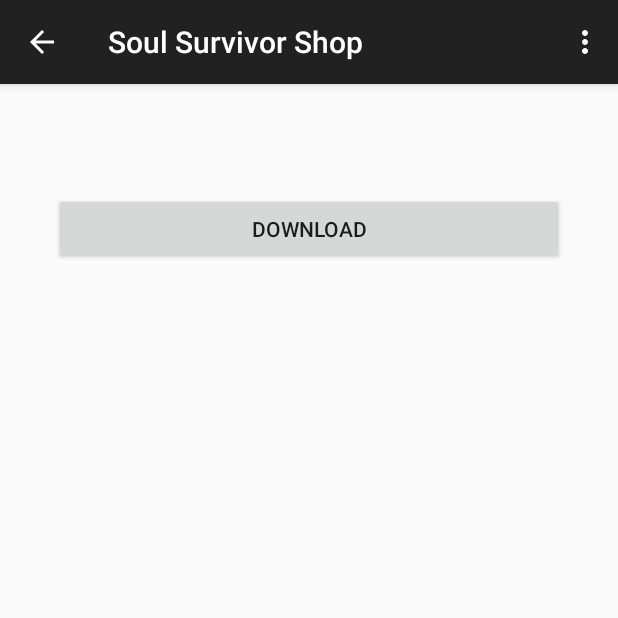
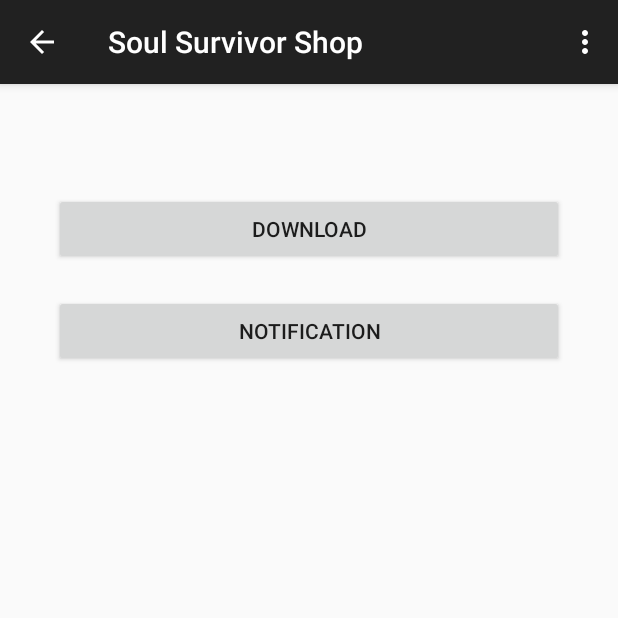
Before and after one commit to yanniboi/ss_shop, an Android app: the TalkActivity screen opened directly, with no data from a screen before it, on a phone screen of 412 x 824 dp, the top half of it. Run offline under Robolectric (Android 15) with nearby library versions, the phone set to English and light mode, and no system bars.

Commit message:
Player resume fixed and notification resume.

```diff
--- a/app/build.gradle
+++ b/app/build.gradle
@@ -5,7 +5,7 @@
     buildToolsVersion "19.0.3"
 
     defaultConfig {
-        minSdkVersion 11
+        minSdkVersion 16
         targetSdkVersion 19
         versionCode 1
         versionName "1.0"
--- a/app/src/main/AndroidManifest.xml
+++ b/app/src/main/AndroidManifest.xml
@@ -18,6 +18,7 @@
         </activity>
         <activity
             android:name="com.yanniboi.soulsurvivorshop.app.TalkActivity"
+            android:launchMode="singleTop"
             android:screenOrientation="portrait"
             android:parentActivityName="com.yanniboi.soulsurvivorshop.app.MainActivity" >
         android:label="@string/app_name" >
@@ -34,6 +35,7 @@
         </activity>
         <activity
             android:name="com.yanniboi.soulsurvivorshop.app.TalkPlayerActivity"
+            android:launchMode="singleTask"
             android:screenOrientation="portrait"
             android:label="@string/title_activity_talk_player"
             android:parentActivityName="com.yanniboi.soulsurvivorshop.app.TalkActivity" >
--- a/app/src/main/res/layout/activity_talk.xml
+++ b/app/src/main/res/layout/activity_talk.xml
@@ -43,7 +43,18 @@
         android:layout_marginTop="10dp"
         android:layout_marginLeft="20dp"
         android:layout_marginRight="20dp"
+        android:layout_marginBottom="10dp" />
+
+    <Button
+        android:onClick="sendNotification"
+        android:id="@+id/notification"
+        android:text="Notification"
+        android:layout_below="@+id/download_talk"
+        android:layout_width="fill_parent"
+        android:layout_height="wrap_content"
+        android:layout_marginTop="10dp"
+        android:layout_marginLeft="20dp"
+        android:layout_marginRight="20dp"
         android:layout_marginBottom="20dp" />
 
-
 </RelativeLayout>
--- a/app/src/main/res/layout/activity_talk_player.xml
+++ b/app/src/main/res/layout/activity_talk_player.xml
@@ -96,8 +96,8 @@
         android:layout_above="@id/player_footer_bg"
         android:thumb="@drawable/seek_handler"
         android:progressDrawable="@drawable/seekbar_progress"
-        android:paddingLeft="6dp"
-        android:paddingRight="6dp"/>
+        android:paddingLeft="20dp"
+        android:paddingRight="20dp"/>
 
     <!-- Timer Display -->
     <LinearLayout
--- a/app/src/main/res/values/color.xml
+++ b/app/src/main/res/values/color.xml
@@ -1,4 +1,4 @@
 <?xml version="1.0" encoding="utf-8"?>
 <resources>
-    <color name="player_background">#cccccc</color>
+    <color name="player_background">#333333</color>
 </resources>
```
Also changed, not shown: app/src/main/java/com/yanniboi/soulsurvivorshop/app/TalkActivity.java (+33 -0 lines), app/src/main/java/com/yanniboi/soulsurvivorshop/app/TalkPlayerActivity.java (+21 -10 lines).
